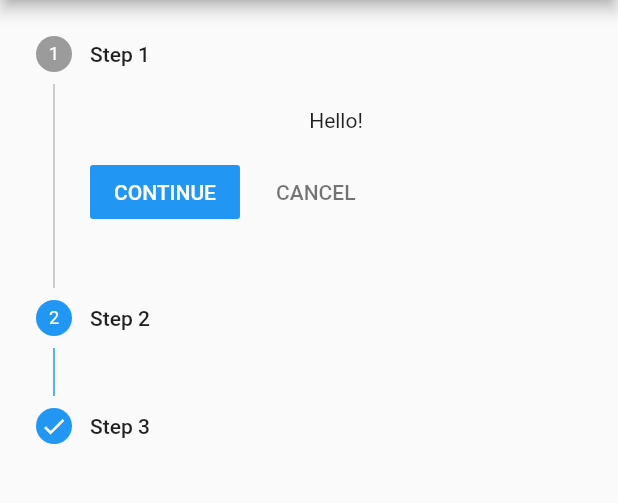
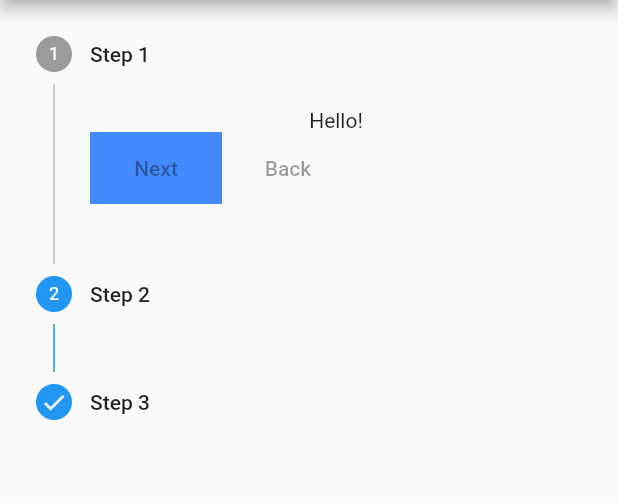
Before and after one commit to SinaSys/stepper_flutter, a Flutter app: the screen it shows after launch, on a phone screen of 412 x 824 dp, the part 84-587 px from its top. Run offline on Flutter 3.47's test engine with Material 2 defaults, Android fonts, the light colour scheme and no system bars.

Commit message:
Commit ChangeCancelButtonContinueButton

```diff
--- a/lib/main.dart
+++ b/lib/main.dart
@@ -51,6 +51,20 @@ class _MyHomePageState extends State<MyHomePage> {
       appBar: AppBar(title: Text("Simple Stepper Demo")),
       body: Container(
         child: Stepper(
+          controlsBuilder: (BuildContext context, { VoidCallback onStepContinue, VoidCallback onStepCancel }){
+            return Row(
+              children: [
+                Container(
+                  color: Colors.blueAccent,
+                  child: FlatButton(
+                      onPressed:onStepContinue , child: Text("Next")),
+                ),
+                FlatButton(
+                    onPressed:onStepCancel , child: Text("Back"))
+              ],
+            );
+
+          } ,
           currentStep: this.current_step,
           steps: steps,
           type: StepperType.vertical,
```
